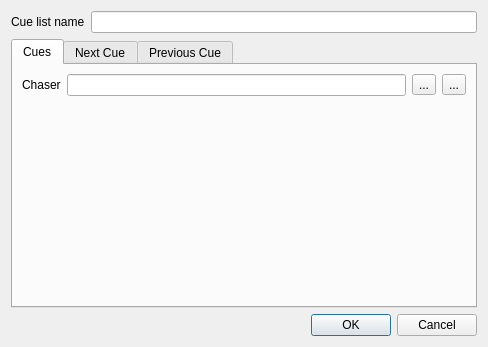
Qt form trunk/ui/src/vccuelistproperties.ui (Bondzio/qlc) before a commit.
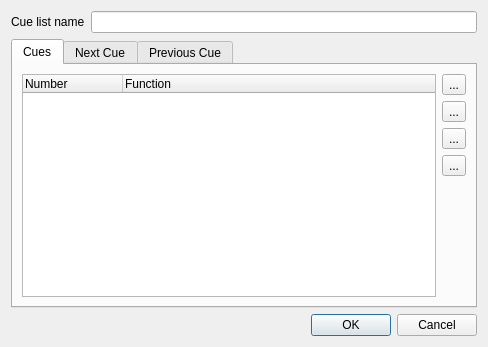
The same form after that commit. Icons and pictures are not drawn.

Commit message: Restored non-chaser-based functionality to Cue List.

What changed in the file:
```diff
--- a/trunk/ui/src/vccuelistproperties.ui
+++ b/trunk/ui/src/vccuelistproperties.ui
@@ -41,54 +41,49 @@
        <string>Cues</string>
       </attribute>
       <layout class="QGridLayout" name="gridLayout">
-       <item row="0" column="0">
-        <widget class="QLabel" name="m_chaserLabel">
-         <property name="text">
-          <string>Chaser</string>
+       <item row="0" column="0" rowspan="5">
+        <widget class="QTreeWidget" name="m_list">
+         <property name="alternatingRowColors">
+          <bool>true</bool>
          </property>
+         <property name="selectionMode">
+          <enum>QAbstractItemView::ExtendedSelection</enum>
+         </property>
+         <property name="rootIsDecorated">
+          <bool>false</bool>
+         </property>
+         <property name="itemsExpandable">
+          <bool>false</bool>
+         </property>
+         <property name="allColumnsShowFocus">
+          <bool>true</bool>
+         </property>
+         <property name="expandsOnDoubleClick">
+          <bool>false</bool>
+         </property>
+         <column>
+          <property name="text">
+           <string>Number</string>
+          </property>
+         </column>
+         <column>
+          <property name="text">
+           <string>Function</string>
+          </property>
+         </column>
         </widget>
        </item>
        <item row="0" column="1">
-        <widget class="QLineEdit" name="m_chaserEdit">
+        <widget class="QToolButton" name="m_addButton">
          <property name="toolTip">
           <string>Use the chosen chaser's steps as cues for this cue list.</string>
          </property>
-         <property name="readOnly">
-          <bool>true</bool>
-         </property>
-        </widget>
-       </item>
-       <item row="0" column="2">
-        <widget class="QToolButton" name="m_attachButton">
-         <property name="toolTip">
-          <string>Choose a chaser to be used as the list of cues</string>
-         </property>
          <property name="text">
           <string notr="true">...</string>
          </property>
          <property name="icon">
           <iconset resource="main.qrc">
-           <normaloff>:/attach.png</normaloff>:/attach.png</iconset>
-         </property>
-         <property name="iconSize">
-          <size>
-           <width>26</width>
-           <height>26</height>
-          </size>
-         </property>
-        </widget>
-       </item>
-       <item row="0" column="3">
-        <widget class="QToolButton" name="m_detachButton">
-         <property name="toolTip">
-          <string>Detach the currently chosen chaser from this cue list</string>
-         </property>
-         <property name="text">
-          <string notr="true">...</string>
-         </property>
-         <property name="icon">
-          <iconset resource="main.qrc">
-           <normaloff>:/detach.png</normaloff>:/detach.png</iconset>
+           <normaloff>:/edit_add.png</normaloff>:/edit_add.png</iconset>
          </property>
          <property name="iconSize">
           <size>
@@ -99,6 +94,66 @@
         </widget>
        </item>
        <item row="1" column="1">
+        <widget class="QToolButton" name="m_removeButton">
+         <property name="toolTip">
+          <string>Bind a key combination to skip to the next cue</string>
+         </property>
+         <property name="text">
+          <string notr="true">...</string>
+         </property>
+         <property name="icon">
+          <iconset resource="main.qrc">
+           <normaloff>:/edit_remove.png</normaloff>:/edit_remove.png</iconset>
+         </property>
+         <property name="iconSize">
+          <size>
+           <width>26</width>
+           <height>26</height>
+          </size>
+         </property>
+        </widget>
+       </item>
+       <item row="2" column="1">
+        <widget class="QToolButton" name="m_raiseButton">
+         <property name="toolTip">
+          <string>Bind a key combination to skip to the next cue</string>
+         </property>
+         <property name="text">
+          <string notr="true">...</string>
+         </property>
+         <property name="icon">
+          <iconset resource="main.qrc">
+           <normaloff>:/up.png</normaloff>:/up.png</iconset>
+         </property>
+         <property name="iconSize">
+          <size>
+           <width>26</width>
+           <height>26</height>
+          </size>
+         </property>
+        </widget>
+       </item>
+       <item row="3" column="1">
+        <widget class="QToolButton" name="m_lowerButton">
+         <property name="toolTip">
+          <string>Bind a key combination to skip to the next cue</string>
+         </property>
+         <property name="text">
+          <string notr="true">...</string>
+         </property>
+         <property name="icon">
+          <iconset resource="main.qrc">
+           <normaloff>:/down.png</normaloff>:/down.png</iconset>
+         </property>
+         <property name="iconSize">
+          <size>
+           <width>26</width>
+           <height>26</height>
+          </size>
+         </property>
+        </widget>
+       </item>
+       <item row="4" column="1">
         <spacer name="verticalSpacer">
          <property name="orientation">
           <enum>Qt::Vertical</enum>
@@ -106,7 +161,7 @@
          <property name="sizeHint" stdset="0">
           <size>
            <width>20</width>
-           <height>169</height>
+           <height>49</height>
           </size>
          </property>
         </spacer>
```
Left out of the diff: 2 changed lines with no effect on the pictures. The commit also changes 4 other files.
